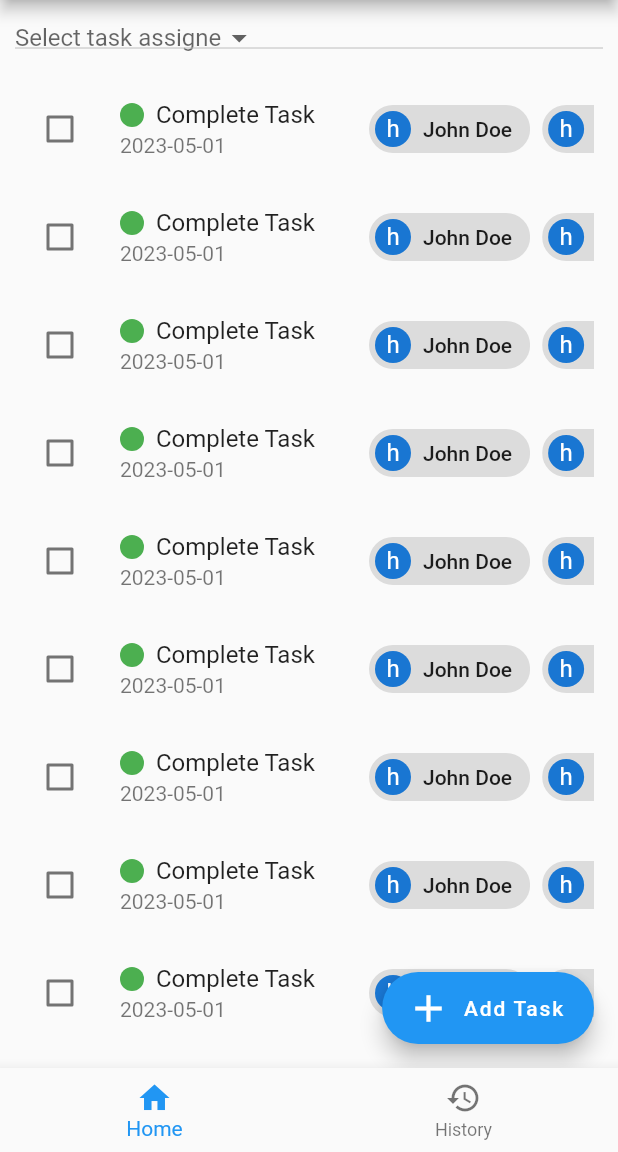
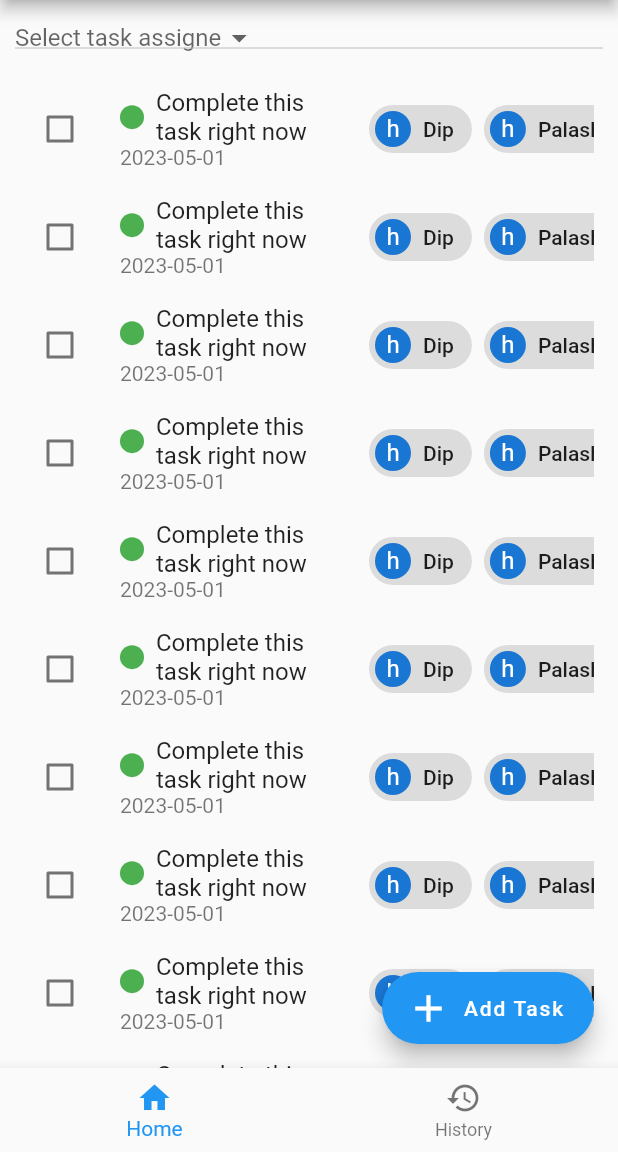
Before and after one commit to Palash2911/Taskbuddy, a Flutter app: the screen it shows after launch, on a phone screen of 412 x 824 dp, the part 84-1236 px from its top. Run offline on Flutter 3.47's test engine with Material 2 defaults, Android fonts, the phone set to English and light mode, and no system bars; our stand-ins replace cloud_firestore, firebase_auth, firebase_core, fluttertoast, google_fonts, intl_phone_field and 1 more; accounts and stored records are empty.

Commit message:
overflow fixed

```diff
--- a/lib/models/task.dart
+++ b/lib/models/task.dart
@@ -11,7 +11,6 @@
 //     required this.taskId,
 //   });
 // }
-
 
 class Task {
   String dueDate;
@@ -33,11 +32,11 @@ class Task {
 
 Task task = Task(
   dueDate: "2023-05-01",
-  title: "Complete Task",
+  title: "Complete this task right now",
   desc: "Lorem ipsum dolor sit amet",
-  assignees: ["John Doe", "Jane Smith"],
+  assignees: ["Dip", "Palash"],
   assigneeProfilePictures: [
-    "https://example.com/profile-pictures/john-doe.jpg",
-    "https://example.com/profile-pictures/jane-smith.jpg",
+    "https://upload.wikimedia.org/wikipedia/commons/thumb/3/34/Elon_Musk_Royal_Society_%28crop2%29.jpg/1200px-Elon_Musk_Royal_Society_%28crop2%29.jpg",
+    "https://upload.wikimedia.org/wikipedia/commons/thumb/3/34/Elon_Musk_Royal_Society_%28crop2%29.jpg/1200px-Elon_Musk_Royal_Society_%28crop2%29.jpg",
   ],
 );
--- a/lib/views/utils/tasktile.dart
+++ b/lib/views/utils/tasktile.dart
@@ -39,7 +39,7 @@ class _TaskTileState extends State<TaskTile> {
           children: [
             TaskPriority(priority: eTaskPriority.low),
             SizedBox(width: 8.0),
-            Text(task.title),
+            Flexible(child: Text(task.title)),
           ],
         ),
         subtitle: Text(task.dueDate),
```
